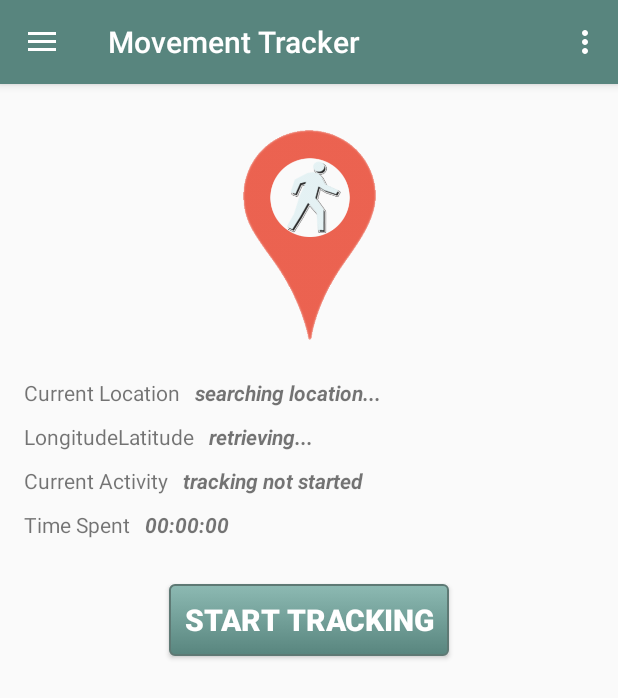
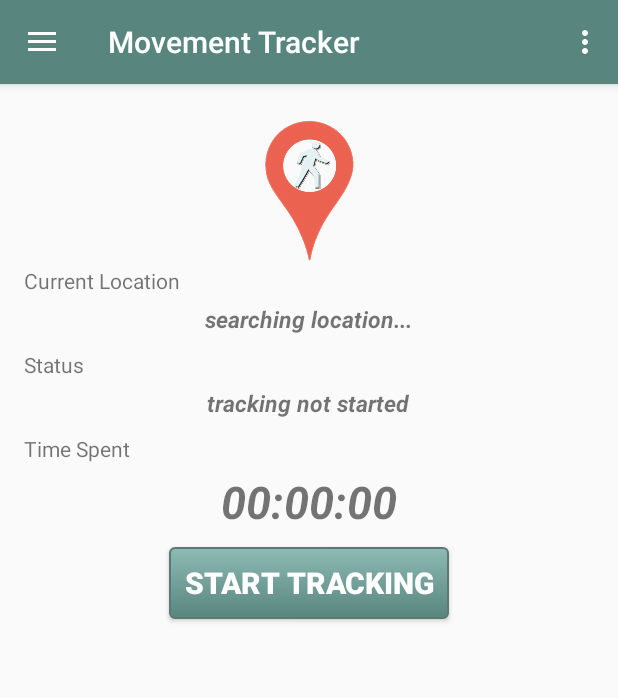
Before and after one commit to andela-bomotoso/MovementTracker, an Android app: the screen it shows after launch (MainActivity), on a phone screen of 412 x 824 dp. Shown: the top 698 px of the screen. Run offline under Robolectric (Android 15) with nearby library versions, the phone set to English and light mode, and no system bars.

Commit message:
Refactor the Main activity layout

```diff
--- a/MovementTracker/app/src/main/java/com/andela/omotoso/bukola/movementtracker/activities/MainActivity.java
+++ b/MovementTracker/app/src/main/java/com/andela/omotoso/bukola/movementtracker/activities/MainActivity.java
@@ -62,7 +62,6 @@ public class MainActivity extends AppCompatActivity
     private Context context;
     private Button trackerButton;
     private LocationRequest locationRequest;
-    private TextView longLatText;
     private TextView currentLocationText;
     private TextView currentActivityText;
     private final String TAG = Constants.LOCATION_FINDER;
@@ -155,7 +154,6 @@ public class MainActivity extends AppCompatActivity
             }
         });
 
-        longLatText = (TextView) findViewById(R.id.current_longlatText);
         currentLocationText = (TextView) findViewById(R.id.current_locationText);
 
         currentActivityText = (TextView) findViewById(R.id.current_ActivityText);
@@ -304,7 +302,6 @@ public class MainActivity extends AppCompatActivity
 
     public void onLocationChanged(Location location) {
 
-       longLatText.setText(location.getLongitude()+","+location.getLatitude());
        currentLocationText.setText(locationDetector.fetchStreetName(this, location.getLatitude(), location.getLongitude()));
     }
 
--- a/MovementTracker/app/src/main/res/layout/content_main.xml
+++ b/MovementTracker/app/src/main/res/layout/content_main.xml
@@ -11,92 +11,60 @@
     tools:context=".MainActivity">
 
     <ImageView
-       android:layout_marginTop="10dp"
+       android:layout_marginTop="5dp"
        android:layout_width="100dp"
-       android:layout_height="150dp"
+       android:layout_height="100dp"
        android:layout_gravity="center"
        android:src="@drawable/google_location_icon_launcher"/>
 
-    <LinearLayout
-        android:layout_width="wrap_content"
-        android:layout_height="wrap_content"
-        android:orientation="vertical"
-        android:layout_marginBottom="30dp">
-        <LinearLayout
-            android:layout_width="wrap_content"
-            android:layout_height="wrap_content"
-            android:orientation="horizontal"
-            android:layout_marginTop="20dp">
         <TextView
             android:id="@+id/current_locationHint"
             android:layout_width="wrap_content"
             android:layout_height="wrap_content"
             android:text="@string/current_location"
-             android:layout_marginRight="10dp"/>
+            android:layout_marginBottom="5dp"/>
 
             <TextView
                 android:id="@+id/current_locationText"
                 android:layout_width="wrap_content"
                 android:layout_height="wrap_content"
                 android:textStyle="bold|italic"
-                android:text="@string/searching_location"/>
-        </LinearLayout>
-        <LinearLayout
-            android:layout_width="wrap_content"
-            android:layout_height="wrap_content"
-            android:orientation="horizontal"
-            android:layout_marginTop="10dp">
-        <TextView
-            android:id="@+id/longLatHint"
-            android:layout_width="wrap_content"
-            android:layout_height="wrap_content"
-            android:text="@string/longitude_latitude"
-            android:layout_marginRight="10dp"/>
-            <TextView
-                android:id="@+id/current_longlatText"
-                android:layout_width="wrap_content"
-                android:layout_height="wrap_content"
-                android:textStyle="bold|italic"
-                android:text="@string/retrieving"/>
-            </LinearLayout>
-        <LinearLayout
-            android:layout_width="wrap_content"
-            android:layout_height="wrap_content"
-            android:orientation="horizontal"
-            android:layout_marginTop="10dp">
+                android:textSize="15sp"
+                android:text="@string/searching_location"
+                android:layout_gravity="center"
+                android:layout_marginBottom="10dp"/>
+
         <TextView
             android:id="@+id/currentActivityHint"
             android:layout_width="wrap_content"
             android:layout_height="wrap_content"
             android:text="@string/current_activity"
-            android:layout_marginRight="10dp"/>
+            android:layout_marginBottom="5dp"/>
+
             <TextView
                 android:id="@+id/current_ActivityText"
                 android:layout_width="wrap_content"
                 android:layout_height="wrap_content"
                 android:textStyle="bold|italic"
-                android:text="@string/tracking_not_started"/>
-            </LinearLayout>
-        <LinearLayout
-            android:layout_width="wrap_content"
-            android:layout_height="wrap_content"
-            android:orientation="horizontal"
-            android:layout_marginTop="10dp">
+                android:text="@string/tracking_not_started"
+                android:textSize="15sp"
+                android:layout_gravity="center"
+                android:layout_marginBottom="10dp"/>
         <TextView
             android:id="@+id/time_spentHint"
             android:layout_width="wrap_content"
             android:layout_height="wrap_content"
             android:text="@string/time_spent"
-            android:layout_marginRight="10dp"/>
+            android:layout_marginBottom="5dp"/>
             <TextView
                 android:id="@+id/time_spentText"
                 android:layout_width="wrap_content"
                 android:layout_height="wrap_content"
                 android:textStyle="bold|italic"
+                android:textSize="30sp"
                 android:text="@string/time_zero"
-                />
-            </LinearLayout>
-    </LinearLayout>
+                android:layout_gravity="center"
+                android:layout_marginBottom="10dp"/>
 
     <ToggleButton
         android:id="@+id/tracker_button"
--- a/MovementTracker/app/src/main/res/values/strings.xml
+++ b/MovementTracker/app/src/main/res/values/strings.xml
@@ -42,7 +42,7 @@
     <string name="searching_location">searching location...</string>
     <string name="longitude_latitude">LongitudeLatitude</string>
     <string name="retrieving">retrieving...</string>
-    <string name="current_activity">Current Activity</string>
+    <string name="current_activity">Status</string>
     <string name="connecting">connecting...</string>
     <string name="time_spent">Time Spent</string>
     <string name="time_zero">00:00:00</string>
```
